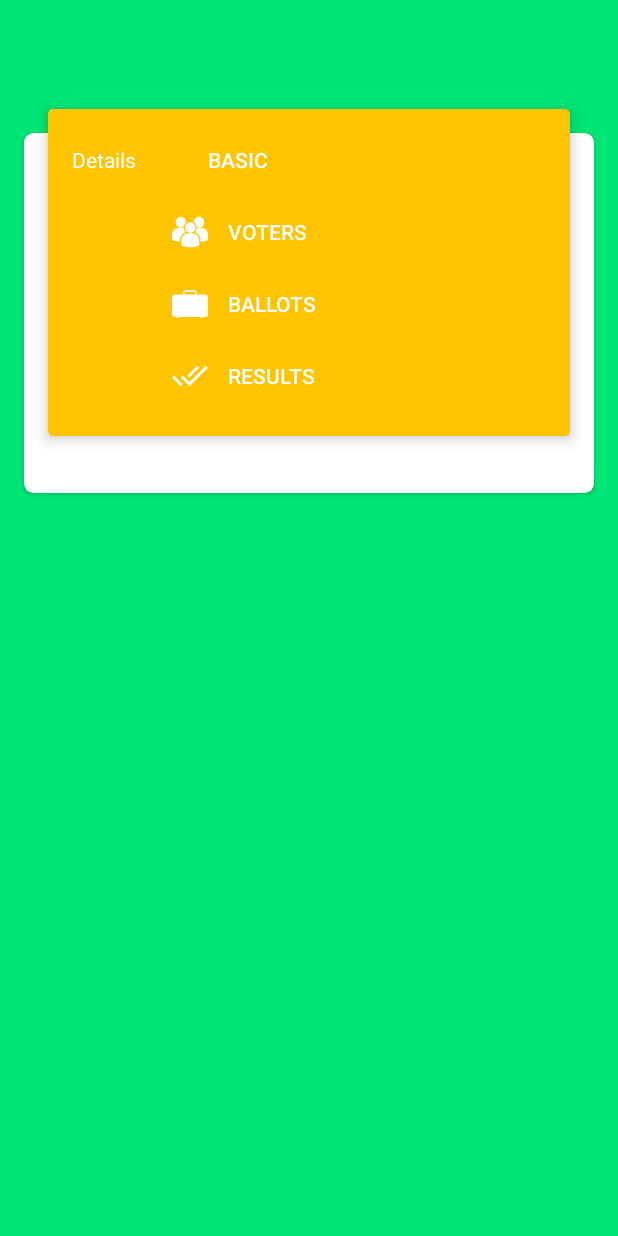
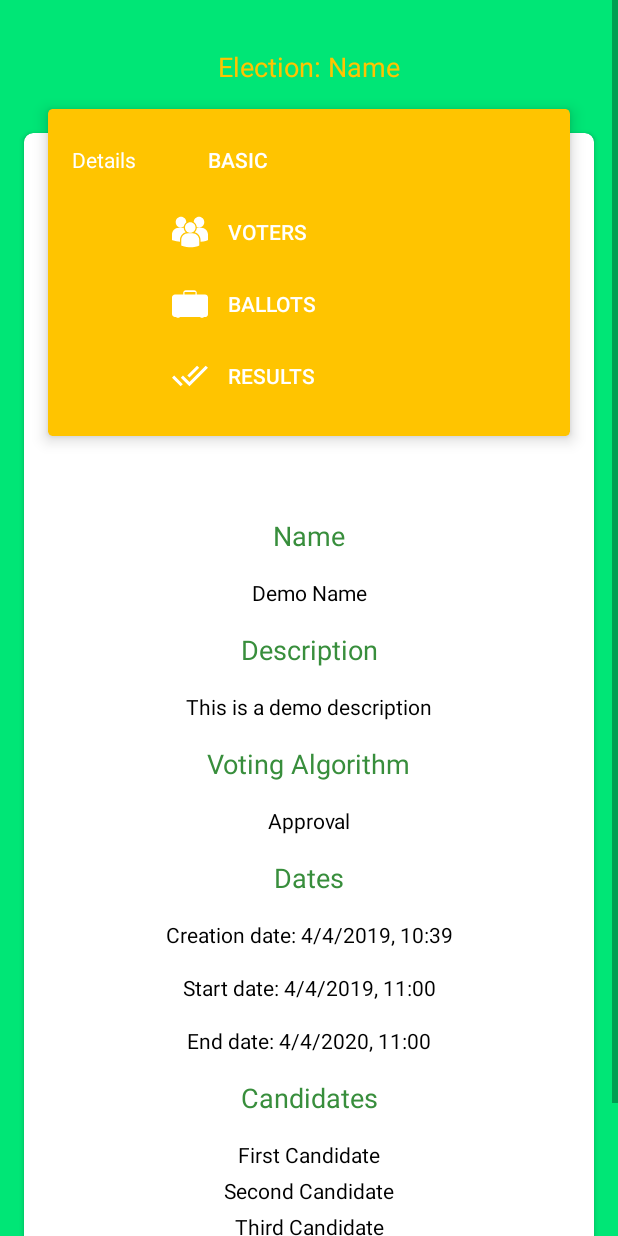
Before and after one commit to MohamedMedhat1998/AgoraPrototype, an Android app: the ElectionDetailsActivity screen opened directly, with no data from a screen before it, on a phone screen of 412 x 824 dp. Run offline under Robolectric (Android 15) with nearby library versions, the phone set to English and light mode, and no system bars.

Commit message:
Prototype is done

```diff
--- a/app/src/main/java/com/andalus/agora/UI/Activities/ElectionDetailsActivity.kt
+++ b/app/src/main/java/com/andalus/agora/UI/Activities/ElectionDetailsActivity.kt
@@ -1,13 +1,85 @@
 package com.andalus.agora.UI.Activities
 
+import android.os.Bundle
+import android.support.v4.app.FragmentManager
 import android.support.v7.app.AppCompatActivity
-import android.os.Bundle
 import com.andalus.agora.R
+import com.andalus.agora.UI.Fragments.DetailsActivityFragments.BallotsFragment
+import com.andalus.agora.UI.Fragments.DetailsActivityFragments.BasicFragment
+import com.andalus.agora.UI.Fragments.DetailsActivityFragments.ResultsFragment
+import com.andalus.agora.UI.Fragments.DetailsActivityFragments.VotersFragment
+import kotlinx.android.synthetic.main.activity_election_details.*
+
+const val FRAGMENT_BASIC_KEY = "fragment-basic-key"
+const val FRAGMENT_VOTERS_KEY = "fragment-voters-key"
+const val FRAGMENT_BALLOTS_KEY = "fragment-ballots-key"
+const val FRAGMENT_RESULTS_KEY = "fragment-results-key"
 
 class ElectionDetailsActivity : AppCompatActivity() {
+
+    private var fragmentManager : FragmentManager? = null
 
     override fun onCreate(savedInstanceState: Bundle?) {
         super.onCreate(savedInstanceState)
         setContentView(R.layout.activity_election_details)
+
+        fragmentManager = supportFragmentManager
+
+        loadBasicFragment()
+
+        val btnBasic = btnBasicDetailsActivity
+        val btnVoters = btnVotersDetailsActivity
+        val btnBallots = btnBallotsDetailsActivity
+        val btnResults = btnResultsDetailsActivity
+
+        btnBasic.setOnClickListener {
+            loadBasicFragment()
+        }
+
+        btnVoters.setOnClickListener {
+            loadVotersFragment()
+        }
+
+        btnBallots.setOnClickListener {
+            loadBallotsFragment()
+        }
+
+        btnResults.setOnClickListener {
+            loadResultsFragment()
+        }
+
     }
+
+    private fun loadBasicFragment() {
+        fragmentManager?.beginTransaction()
+            ?.replace(
+                R.id.detailsActivityContainer, BasicFragment.newInstance(),
+                FRAGMENT_BASIC_KEY
+            )?.commit()
+    }
+
+    private fun loadVotersFragment() {
+        fragmentManager?.beginTransaction()
+            ?.replace(
+                R.id.detailsActivityContainer, VotersFragment.newInstance(),
+                FRAGMENT_VOTERS_KEY
+            )?.commit()
+    }
+
+    private fun loadBallotsFragment() {
+        fragmentManager?.beginTransaction()
+            ?.replace(
+                R.id.detailsActivityContainer, BallotsFragment.newInstance(),
+                FRAGMENT_BALLOTS_KEY
+            )?.commit()
+    }
+
+    private fun loadResultsFragment() {
+        fragmentManager?.beginTransaction()
+            ?.replace(
+                R.id.detailsActivityContainer, ResultsFragment.newInstance(),
+                FRAGMENT_RESULTS_KEY
+            )?.commit()
+    }
+
 }
--- /dev/null
+++ b/app/src/main/java/com/andalus/agora/UI/Fragments/DetailsActivityFragments/BasicFragment.kt
@@ -0,0 +1,64 @@
+package com.andalus.agora.UI.Fragments.DetailsActivityFragments
+
+
+import android.os.Bundle
+import android.support.v4.app.Fragment
+import android.view.LayoutInflater
+import android.view.View
+import android.view.ViewGroup
+
+import com.andalus.agora.R
+
+// TODO: Rename parameter arguments, choose names that match
+// the fragment initialization parameters, e.g. ARG_ITEM_NUMBER
+private const val ARG_PARAM1 = "param1"
+private const val ARG_PARAM2 = "param2"
+
+/**
+ * A simple [Fragment] subclass.
+ * Use the [BasicFragment.newInstance] factory method to
+ * create an instance of this fragment.
+ *
+ */
+class BasicFragment : Fragment() {
+    // TODO: Rename and change types of parameters
+    private var param1: String? = null
+    private var param2: String? = null
+
+    override fun onCreate(savedInstanceState: Bundle?) {
+        super.onCreate(savedInstanceState)
+        arguments?.let {
+            param1 = it.getString(ARG_PARAM1)
+            param2 = it.getString(ARG_PARAM2)
+        }
+    }
+
+    override fun onCreateView(
+        inflater: LayoutInflater, container: ViewGroup?,
+        savedInstanceState: Bundle?
+    ): View? {
+        // Inflate the layout for this fragment
+        return inflater.inflate(R.layout.fragment_basic, container, false)
+    }
+
+
+    companion object {
+        /**
+         * Use this factory method to create a new instance of
+         * this fragment using the provided parameters.
+         *
+         * @param param1 Parameter 1.
+         * @param param2 Parameter 2.
+         * @return A new instance of fragment BasicFragment.
+         */
+        // TODO: Rename and change types and number of parameters
+        @JvmStatic
+        fun newInstance(param1: String = "", param2: String = "") =
+            BasicFragment().apply {
+                arguments = Bundle().apply {
+                    putString(ARG_PARAM1, param1)
+                    putString(ARG_PARAM2, param2)
+                }
+            }
+    }
+}
--- a/app/src/main/res/layout/activity_election_details.xml
+++ b/app/src/main/res/layout/activity_election_details.xml
@@ -140,11 +140,11 @@
             android:layout_marginTop="32dp"
             android:layout_marginEnd="8dp"
             android:layout_marginRight="8dp"
+            android:text="Election: Name"
             android:textColor="@color/AmberA400"
             android:textSize="18sp"
             app:layout_constraintEnd_toEndOf="parent"
             app:layout_constraintStart_toStartOf="parent"
-            app:layout_constraintTop_toTopOf="parent"
-            tools:text="Election: Name" />
+            app:layout_constraintTop_toTopOf="parent" />
     </android.support.constraint.ConstraintLayout>
 </ScrollView>
--- /dev/null
+++ b/app/src/main/res/layout/fragment_basic.xml
@@ -0,0 +1,198 @@
+<?xml version="1.0" encoding="utf-8"?>
+<android.support.constraint.ConstraintLayout xmlns:android="http://schemas.android.com/apk/res/android"
+    xmlns:app="http://schemas.android.com/apk/res-auto"
+    xmlns:tools="http://schemas.android.com/tools"
+    android:layout_width="match_parent"
+    android:layout_height="wrap_content"
+    tools:context=".UI.Fragments.DetailsActivityFragments.BasicFragment">
+
+
+    <TextView
+        android:id="@+id/textView17"
+        android:layout_width="wrap_content"
+        android:layout_height="wrap_content"
+        android:layout_marginStart="8dp"
+        android:layout_marginLeft="8dp"
+        android:layout_marginTop="16dp"
+        android:layout_marginEnd="8dp"
+        android:layout_marginRight="8dp"
+        android:text="Name"
+        android:textColor="@color/Green700"
+        android:textSize="18sp"
+        app:layout_constraintEnd_toEndOf="parent"
+        app:layout_constraintStart_toStartOf="parent"
+        app:layout_constraintTop_toTopOf="parent" />
+
+    <TextView
+        android:id="@+id/tvNameBasic"
+        android:layout_width="wrap_content"
+        android:layout_height="wrap_content"
+        android:layout_marginStart="8dp"
+        android:layout_marginLeft="8dp"
+        android:layout_marginTop="16dp"
+        android:layout_marginEnd="8dp"
+        android:layout_marginRight="8dp"
+        android:text="Demo Name"
+        android:textColor="@color/Black"
+        app:layout_constraintEnd_toEndOf="parent"
+        app:layout_constraintStart_toStartOf="parent"
+        app:layout_constraintTop_toBottomOf="@+id/textView17" />
+
+    <TextView
+        android:id="@+id/textView21"
+        android:layout_width="wrap_content"
+        android:layout_height="wrap_content"
+        android:layout_marginStart="8dp"
+        android:layout_marginLeft="8dp"
+        android:layout_marginTop="16dp"
+        android:layout_marginEnd="8dp"
+        android:layout_marginRight="8dp"
+        android:text="@string/description"
+        android:textColor="@color/Green700"
+        android:textSize="18sp"
+        app:layout_constraintEnd_toEndOf="parent"
+        app:layout_constraintStart_toStartOf="parent"
+        app:layout_constraintTop_toBottomOf="@+id/tvNameBasic" />
+
+    <TextView
+        android:id="@+id/tvDescriptionBasic"
+        android:layout_width="wrap_content"
+        android:layout_height="wrap_content"
+        android:layout_marginStart="8dp"
+        android:layout_marginLeft="8dp"
+        android:layout_marginTop="16dp"
+        android:layout_marginEnd="8dp"
+        android:layout_marginRight="8dp"
+        android:text="This is a demo description"
+        android:textColor="@color/Black"
+        app:layout_constraintEnd_toEndOf="parent"
+        app:layout_constraintStart_toStartOf="parent"
+        app:layout_constraintTop_toBottomOf="@+id/textView21" />
+
+    <TextView
+        android:id="@+id/textView26"
+        android:layout_width="wrap_content"
+        android:layout_height="wrap_content"
+        android:layout_marginStart="8dp"
+        android:layout_marginLeft="8dp"
+        android:layout_marginTop="16dp"
+        android:layout_marginEnd="8dp"
+        android:layout_marginRight="8dp"
+        android:text="Voting Algorithm"
+        android:textColor="@color/Green700"
+        android:textSize="18sp"
+        app:layout_constraintEnd_toEndOf="parent"
+        app:layout_constraintStart_toStartOf="parent"
+        app:layout_constraintTop_toBottomOf="@+id/tvDescriptionBasic" />
+
+    <TextView
+        android:id="@+id/tvVotingAlgorithmBasic"
+        android:layout_width="wrap_content"
+        android:layout_height="wrap_content"
+        android:layout_marginStart="8dp"
+        android:layout_marginLeft="8dp"
+        android:layout_marginTop="16dp"
+        android:layout_marginEnd="8dp"
+        android:layout_marginRight="8dp"
+        android:text="Approval"
+        android:textColor="@color/Black"
+        app:layout_constraintEnd_toEndOf="parent"
+        app:layout_constraintStart_toStartOf="parent"
+        app:layout_constraintTop_toBottomOf="@+id/textView26" />
+
+    <TextView
+        android:id="@+id/textView30"
+        android:layout_width="wrap_content"
+        android:layout_height="wrap_content"
+        android:layout_marginStart="8dp"
+        android:layout_marginLeft="8dp"
+        android:layout_marginTop="16dp"
+        android:layout_marginEnd="8dp"
+        android:layout_marginRight="8dp"
+        android:text="Dates"
+        android:textColor="@color/Green700"
+        android:textSize="18sp"
+        app:layout_constraintEnd_toEndOf="parent"
+        app:layout_constraintStart_toStartOf="parent"
+        app:layout_constraintTop_toBottomOf="@+id/tvVotingAlgorithmBasic" />
+
+    <TextView
+        android:id="@+id/tvCreationDateBasic"
+        android:layout_width="wrap_content"
+        android:layout_height="wrap_content"
+        android:layout_marginStart="8dp"
+        android:layout_marginLeft="8dp"
+        android:layout_marginTop="16dp"
+        android:layout_marginEnd="8dp"
+        android:layout_marginRight="8dp"
+        android:text="Creation date: 4/4/2019, 10:39"
+        android:textColor="@color/Black"
+        app:layout_constraintEnd_toEndOf="parent"
+        app:layout_constraintStart_toStartOf="parent"
+        app:layout_constraintTop_toBottomOf="@+id/textView30" />
+
+    <TextView
+        android:id="@+id/tvStartDateBasic"
+        android:layout_width="wrap_content"
+        android:layout_height="wrap_content"
+        android:layout_marginStart="8dp"
+        android:layout_marginLeft="8dp"
+        android:layout_marginTop="16dp"
+        android:layout_marginEnd="8dp"
+        android:layout_marginRight="8dp"
+        android:text="Start date: 4/4/2019, 11:00"
+        android:textColor="@color/Black"
+        app:layout_constraintEnd_toEndOf="parent"
+        app:layout_constraintStart_toStartOf="parent"
+        app:layout_constraintTop_toBottomOf="@+id/tvCreationDateBasic" />
+
+    <TextView
+        android:id="@+id/tvEndDateBasic"
+        android:layout_width="wrap_content"
+        android:layout_height="wrap_content"
+        android:layout_marginStart="8dp"
+        android:layout_marginLeft="8dp"
+        android:layout_marginTop="16dp"
+        android:layout_marginEnd="8dp"
+        android:layout_marginRight="8dp"
+        android:text="End date: 4/4/2020, 11:00"
+        android:textColor="@color/Black"
+        app:layout_constraintEnd_toEndOf="parent"
+        app:layout_constraintStart_toStartOf="parent"
+        app:layout_constraintTop_toBottomOf="@+id/tvStartDateBasic" />
+
+    <TextView
+        android:id="@+id/textView34"
+        android:layout_width="wrap_content"
+        android:layout_height="wrap_content"
+        android:layout_marginStart="8dp"
+        android:layout_marginLeft="8dp"
+        android:layout_marginTop="16dp"
+        android:layout_marginEnd="8dp"
+        android:layout_marginRight="8dp"
+        android:text="@string/candidates"
+        android:textColor="@color/Green700"
+        android:textSize="18sp"
+        app:layout_constraintEnd_toEndOf="parent"
+        app:layout_constraintStart_toStartOf="parent"
+        app:layout_constraintTop_toBottomOf="@+id/tvEndDateBasic" />
+
+    <TextView
+        android:id="@+id/tvCandidatesBasic"
+        android:layout_width="wrap_content"
+        android:layout_height="wrap_content"
+        android:layout_marginStart="8dp"
+        android:layout_marginLeft="8dp"
+        android:layout_marginTop="16dp"
+        android:layout_marginEnd="8dp"
+        android:layout_marginRight="8dp"
+        android:layout_marginBottom="64dp"
+        android:gravity="center"
+        android:lineSpacingExtra="8sp"
+        android:text="First Candidate\nSecond Candidate\nThird Candidate"
+        android:textColor="@color/Black"
+        app:layout_constraintBottom_toBottomOf="parent"
+        app:layout_constraintEnd_toEndOf="parent"
+        app:layout_constraintStart_toStartOf="parent"
+        app:layout_constraintTop_toBottomOf="@+id/textView34" />
+</android.support.constraint.ConstraintLayout>
--- a/app/src/main/res/values/strings.xml
+++ b/app/src/main/res/values/strings.xml
@@ -76,4 +76,7 @@
     <string name="voters">\tVoters\t</string>
     <string name="ballots">\tBallots\t</string>
     <string name="results">\tResults\t</string>
+
+    <!-- TODO: Remove or change this placeholder text -->
+    <string name="hello_blank_fragment">Hello blank fragment</string>
 </resources>
```
Also changed, not shown: app/src/main/java/com/andalus/agora/UI/Fragments/DetailsActivityFragments/BallotsFragment.kt (added, +64 -0 lines), app/src/main/java/com/andalus/agora/UI/Fragments/DetailsActivityFragments/ResultsFragment.kt (added, +64 -0 lines), app/src/main/java/com/andalus/agora/UI/Fragments/DetailsActivityFragments/VotersFragment.kt (added, +64 -0 lines), app/src/main/res/layout/fragment_ballots.xml (added, +14 -0 lines), app/src/main/res/layout/fragment_results.xml (added, +66 -0 lines), app/src/main/res/layout/fragment_voters.xml (added, +14 -0 lines).
